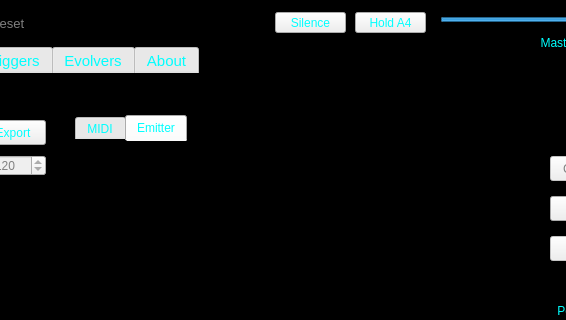
Above: ui/sbmain/soundbenchmain.ui from TheDaemoness/Soundbench before the change; both pictures show x 330 to 896 and y 0 to 320 of the 1065 by 573 pixel window. Below: the same form after it.
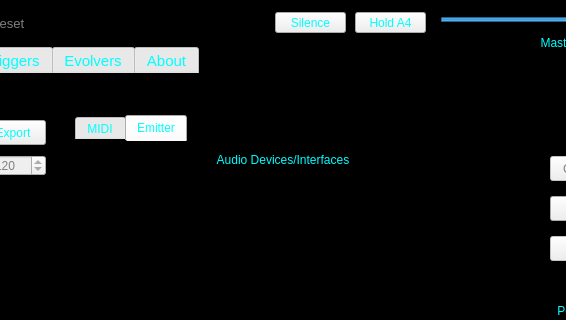
That is the form after the change. The open tabs and pages were chosen to show the change. Icons and pictures are not drawn.

Commit message: Polished the new Setup page UI a bit.

Patch:
```diff
--- a/ui/sbmain/soundbenchmain.ui
+++ b/ui/sbmain/soundbenchmain.ui
@@ -1012,9 +1012,9 @@
         <property name="geometry">
          <rect>
           <x>5</x>
-          <y>5</y>
+          <y>35</y>
           <width>406</width>
-          <height>331</height>
+          <height>301</height>
          </rect>
         </property>
         <property name="styleSheet">
@@ -1319,7 +1319,23 @@
          </property>
         </widget>
        </widget>
-       <zorder>graphicsView_3</zorder>
+       <widget class="QLabel" name="devicesLabel">
+        <property name="geometry">
+         <rect>
+          <x>5</x>
+          <y>10</y>
+          <width>406</width>
+          <height>17</height>
+         </rect>
+        </property>
+        <property name="text">
+         <string>Audio Devices/Interfaces</string>
+        </property>
+        <property name="alignment">
+         <set>Qt::AlignCenter</set>
+        </property>
+       </widget>
+       <zorder>emitterBackdrop</zorder>
        <zorder>outputsList</zorder>
        <zorder>outputPorts</zorder>
        <zorder>playerBackdrop</zorder>
```
Left out of the diff: 25 changed lines with no effect on the pictures.
